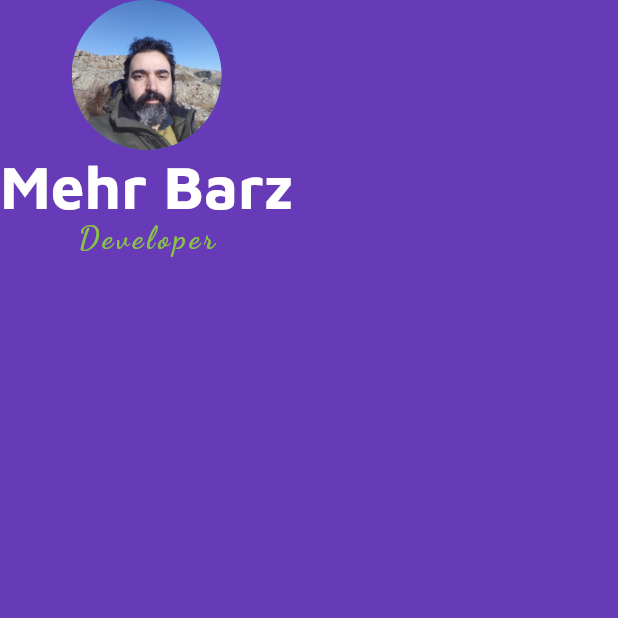
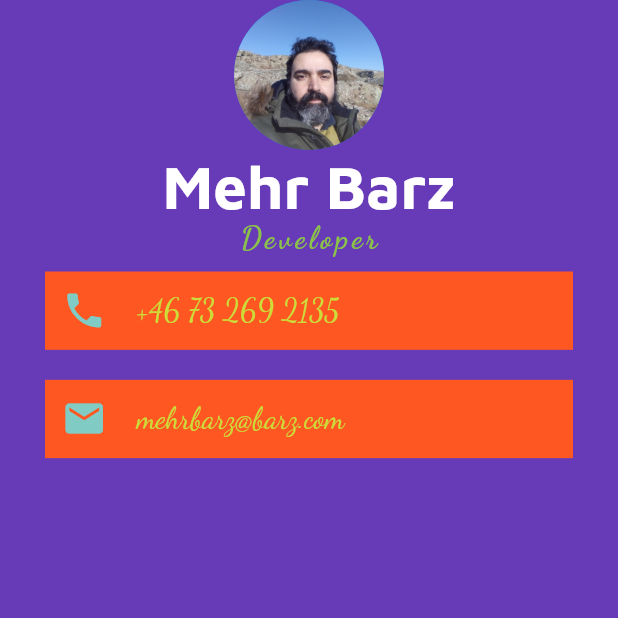
Before and after one commit to mehrbarz/flutter01, a Flutter app: the screen it shows after launch, on a phone screen of 412 x 824 dp, the top half of it. Run offline on Flutter 3.47's test engine with Material 2 defaults, Android fonts, the phone set to English and light mode, and no system bars.

Commit message:
Icon widget

```diff
--- a/business_card01/lib/main.dart
+++ b/business_card01/lib/main.dart
@@ -12,7 +12,8 @@ class MyApp extends StatelessWidget {
       home: Scaffold(
         backgroundColor: Colors.deepPurple,
         body: SafeArea(
-          child: Column(children: [
+            child: Column(
+          children: [
             CircleAvatar(
               radius: 50,
               backgroundImage: AssetImage('images/mehr.jpg'),
@@ -35,8 +36,58 @@ class MyApp extends StatelessWidget {
                 letterSpacing: 2.6,
               ),
             ),
-          ]),
-        ),
+            Container(
+              padding: EdgeInsets.all(11.11),
+              color: Colors.deepOrange,
+              margin: EdgeInsets.symmetric(vertical: 10, horizontal: 30),
+              child: Row(
+                children: <Widget>[
+                  Icon(
+                    Icons.phone,
+                    size: 30,
+                    color: Colors.teal.shade200,
+                  ),
+                  SizedBox(
+                    width: 20,
+                  ),
+                  Text(
+                    '+46 73 269 2135',
+                    style: TextStyle(
+                      color: Colors.lime,
+                      fontFamily: 'Dancing Script',
+                      fontSize: 20,
+                    ),
+                  ),
+                ],
+              ),
+            ),
+            Container(
+              padding: EdgeInsets.all(11.11),
+              color: Colors.deepOrange,
+              margin: EdgeInsets.symmetric(vertical: 10, horizontal: 30),
+              child: Row(
+                children: <Widget>[
+                  Icon(
+                    Icons.email,
+                    size: 30,
+                    color: Colors.teal.shade200,
+                  ),
+                  SizedBox(
+                    width: 20,
+                  ),
+                  Text(
+                    'mehrbarz@barz.com',
+                    style: TextStyle(
+                      color: Colors.lime,
+                      fontFamily: 'Dancing Script',
+                      fontSize: 20,
+                    ),
+                  ),
+                ],
+              ),
+            )
+          ],
+        )),
       ),
     );
   }
```
